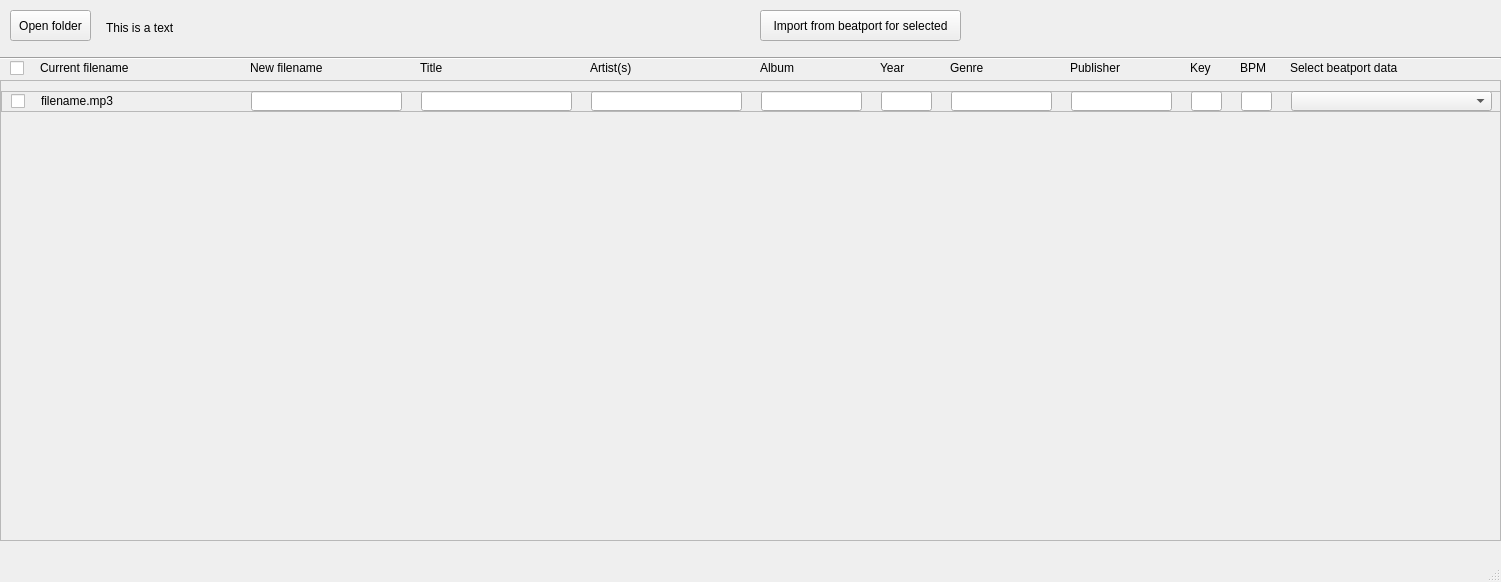
Above: presentation/design/MainView.ui from Anteino/MusicMeta before the change. Below: the same form after it.
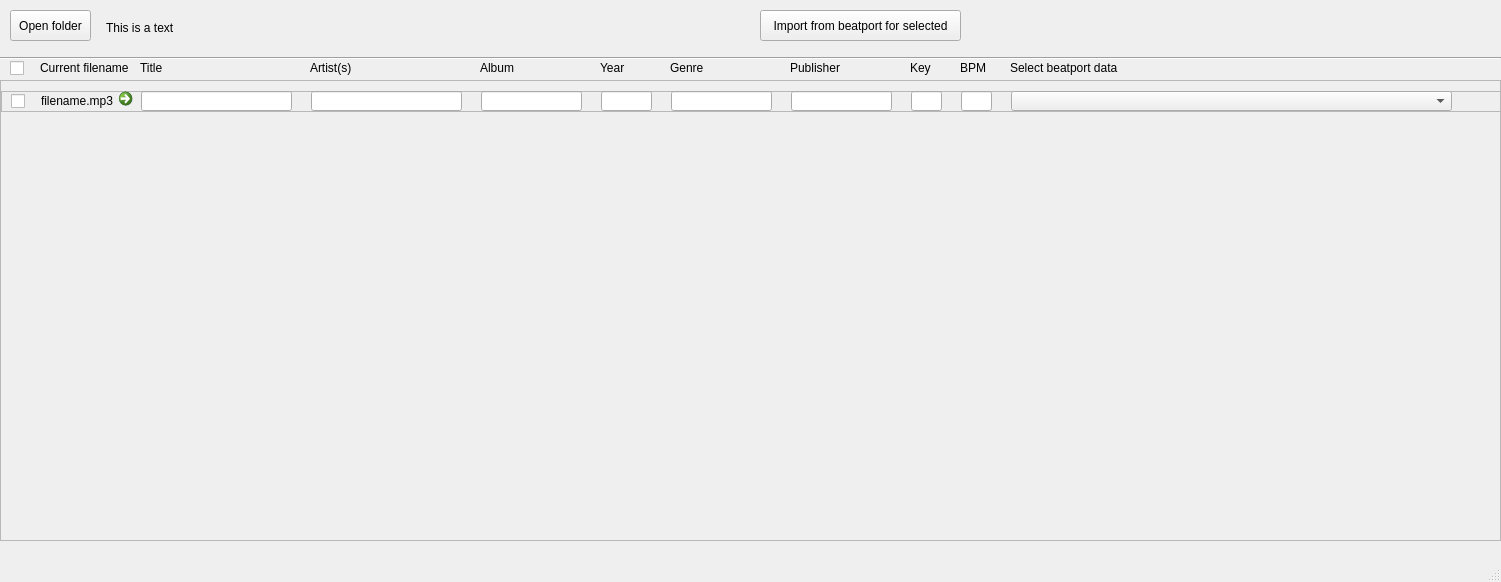
That is the form after the change. Icons and pictures are not drawn.

Commit message: Added reset button for tags When it is pressed the tags that were present in the audio file when loading it are put back in place (in the lineEdits at least, nothing is saved immediately, ever)

Patch:
```diff
--- a/presentation/design/MainView.ui
+++ b/presentation/design/MainView.ui
@@ -136,107 +136,30 @@
         <string>filename.mp3</string>
        </property>
       </widget>
-      <widget class="QLineEdit" name="yearLineEdit">
+      <widget class="QCommandLinkButton" name="commandLinkButton">
        <property name="geometry">
         <rect>
-         <x>880</x>
-         <y>0</y>
-         <width>51</width>
-         <height>20</height>
-        </rect>
-       </property>
-      </widget>
-      <widget class="QLineEdit" name="keyLineEdit">
-       <property name="geometry">
-        <rect>
-         <x>1190</x>
-         <y>0</y>
+         <x>110</x>
+         <y>-10</y>
          <width>31</width>
-         <height>20</height>
+         <height>31</height>
         </rect>
        </property>
-      </widget>
-      <widget class="QLineEdit" name="newFilenameLineEdit">
-       <property name="geometry">
-        <rect>
-         <x>250</x>
-         <y>0</y>
-         <width>151</width>
-         <height>20</height>
-        </rect>
+       <property name="layoutDirection">
+        <enum>Qt::LeftToRight</enum>
        </property>
-      </widget>
-      <widget class="QComboBox" name="beatportComboBox">
-       <property name="geometry">
-        <rect>
-         <x>1290</x>
-         <y>0</y>
-         <width>201</width>
-         <height>20</height>
-        </rect>
-       </property>
-       <property name="currentText">
+       <property name="text">
         <string/>
        </property>
-      </widget>
-      <widget class="QLineEdit" name="artistLineEdit">
-       <property name="geometry">
-        <rect>
-         <x>590</x>
-         <y>0</y>
-         <width>151</width>
-         <height>20</height>
-        </rect>
+       <property name="icon">
+        <iconset>
+         <normaloff>../../assets/icons/undo.png</normaloff>../../assets/icons/undo.png</iconset>
        </property>
-      </widget>
-      <widget class="QLineEdit" name="bpmLineEdit">
-       <property name="geometry">
-        <rect>
-         <x>1240</x>
-         <y>0</y>
-         <width>31</width>
+       <property name="iconSize">
+        <size>
+         <width>18</width>
          <height>20</height>
-        </rect>
-       </property>
-      </widget>
-      <widget class="QLineEdit" name="titleLineEdit">
-       <property name="geometry">
-        <rect>
-         <x>420</x>
-         <y>0</y>
-         <width>151</width>
-         <height>20</height>
-        </rect>
-       </property>
-      </widget>
-      <widget class="QLineEdit" name="publisherLineEdit">
-       <property name="geometry">
-        <rect>
-         <x>1070</x>
-         <y>0</y>
-         <width>101</width>
-         <height>20</height>
-        </rect>
-       </property>
-      </widget>
-      <widget class="QLineEdit" name="genreLineEdit">
-       <property name="geometry">
-        <rect>
-         <x>950</x>
-         <y>0</y>
-         <width>101</width>
-         <height>20</height>
-        </rect>
-       </property>
-      </widget>
-      <widget class="QLineEdit" name="albumLineEdit">
-       <property name="geometry">
-        <rect>
-         <x>760</x>
-         <y>0</y>
-         <width>101</width>
-         <height>20</height>
-        </rect>
+        </size>
        </property>
       </widget>
      </widget>
@@ -268,23 +191,10 @@
      <string>Current filename</string>
     </property>
    </widget>
-   <widget class="QLabel" name="newFilenameLabelHeader">
-    <property name="geometry">
-     <rect>
-      <x>250</x>
-      <y>60</y>
-      <width>151</width>
-      <height>16</height>
-     </rect>
-    </property>
-    <property name="text">
-     <string>New filename</string>
-    </property>
-   </widget>
    <widget class="QLabel" name="titleLabel">
     <property name="geometry">
      <rect>
-      <x>420</x>
+      <x>140</x>
       <y>60</y>
       <width>151</width>
       <height>16</height>
@@ -297,7 +207,7 @@
    <widget class="QLabel" name="artistLabel">
     <property name="geometry">
      <rect>
-      <x>590</x>
+      <x>310</x>
       <y>60</y>
       <width>151</width>
       <height>16</height>
@@ -310,7 +220,7 @@
    <widget class="QLabel" name="albumLabel">
     <property name="geometry">
      <rect>
-      <x>760</x>
+      <x>480</x>
       <y>60</y>
       <width>101</width>
       <height>16</height>
@@ -323,7 +233,7 @@
    <widget class="QLabel" name="yearLabel">
     <property name="geometry">
      <rect>
-      <x>880</x>
+      <x>600</x>
       <y>60</y>
       <width>51</width>
       <height>16</height>
@@ -336,7 +246,7 @@
    <widget class="QLabel" name="genreLabel">
     <property name="geometry">
      <rect>
-      <x>950</x>
+      <x>670</x>
       <y>60</y>
       <width>101</width>
       <height>16</height>
@@ -349,7 +259,7 @@
    <widget class="QLabel" name="publisherLabel">
     <property name="geometry">
      <rect>
-      <x>1070</x>
+      <x>790</x>
       <y>60</y>
       <width>101</width>
       <height>16</height>
@@ -362,7 +272,7 @@
    <widget class="QLabel" name="keyLabel">
     <property name="geometry">
      <rect>
-      <x>1190</x>
+      <x>910</x>
       <y>60</y>
       <width>31</width>
       <height>16</height>
@@ -375,7 +285,7 @@
    <widget class="QLabel" name="bpmLabel">
     <property name="geometry">
      <rect>
-      <x>1240</x>
+      <x>960</x>
       <y>60</y>
       <width>31</width>
       <height>16</height>
@@ -388,9 +298,9 @@
    <widget class="QLabel" name="beatportLabel">
     <property name="geometry">
      <rect>
-      <x>1290</x>
+      <x>1010</x>
       <y>60</y>
-      <width>201</width>
+      <width>441</width>
       <height>16</height>
      </rect>
     </property>
@@ -414,6 +324,99 @@
      <bool>false</bool>
     </property>
    </widget>
+   <widget class="QLineEdit" name="titleLineEdit">
+    <property name="geometry">
+     <rect>
+      <x>141</x>
+      <y>91</y>
+      <width>151</width>
+      <height>20</height>
+     </rect>
+    </property>
+   </widget>
+   <widget class="QLineEdit" name="publisherLineEdit">
+    <property name="geometry">
+     <rect>
+      <x>791</x>
+      <y>91</y>
+      <width>101</width>
+      <height>20</height>
+     </rect>
+    </property>
+   </widget>
+   <widget class="QLineEdit" name="albumLineEdit">
+    <property name="geometry">
+     <rect>
+      <x>481</x>
+      <y>91</y>
+      <width>101</width>
+      <height>20</height>
+     </rect>
+    </property>
+   </widget>
+   <widget class="QLineEdit" name="genreLineEdit">
+    <property name="geometry">
+     <rect>
+      <x>671</x>
+      <y>91</y>
+      <width>101</width>
+      <height>20</height>
+     </rect>
+    </property>
+   </widget>
+   <widget class="QLineEdit" name="yearLineEdit">
+    <property name="geometry">
+     <rect>
+      <x>601</x>
+      <y>91</y>
+      <width>51</width>
+      <height>20</height>
+     </rect>
+    </property>
+   </widget>
+   <widget class="QLineEdit" name="artistLineEdit">
+    <property name="geometry">
+     <rect>
+      <x>311</x>
+      <y>91</y>
+      <width>151</width>
+      <height>20</height>
+     </rect>
+    </property>
+   </widget>
+   <widget class="QLineEdit" name="keyLineEdit">
+    <property name="geometry">
+     <rect>
+      <x>911</x>
+      <y>91</y>
+      <width>31</width>
+      <height>20</height>
+     </rect>
+    </property>
+   </widget>
+   <widget class="QLineEdit" name="bpmLineEdit">
+    <property name="geometry">
+     <rect>
+      <x>961</x>
+      <y>91</y>
+      <width>31</width>
+      <height>20</height>
+     </rect>
+    </property>
+   </widget>
+   <widget class="QComboBox" name="beatportComboBox">
+    <property name="geometry">
+     <rect>
+      <x>1011</x>
+      <y>91</y>
+      <width>441</width>
+      <height>20</height>
+     </rect>
+    </property>
+    <property name="currentText">
+     <string/>
+    </property>
+   </widget>
   </widget>
   <widget class="QMenuBar" name="menubar">
    <property name="geometry">
```
The commit also changes 13 other files.
